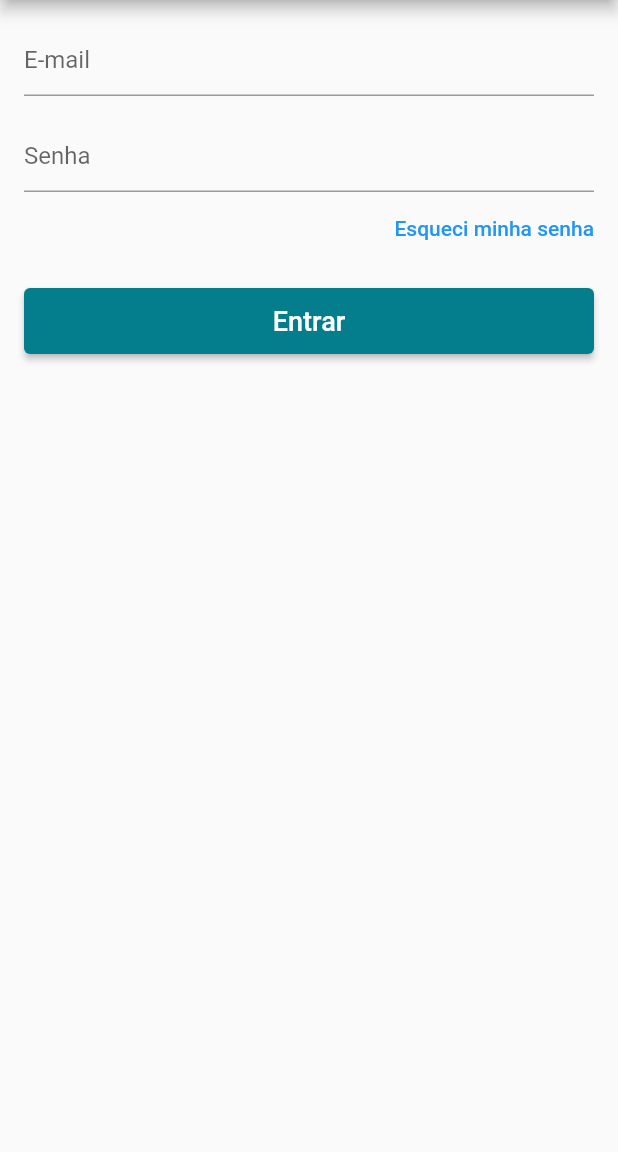
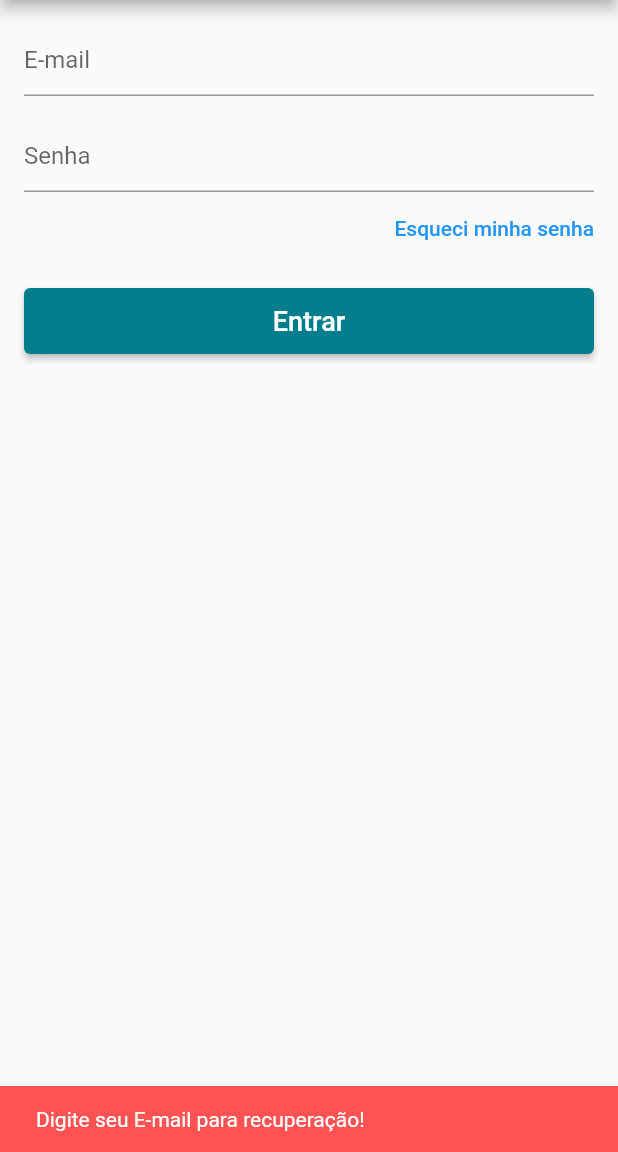
Before and after one commit to GustavoNeri02/loja_virtual, a Flutter app: the LoginScreen screen opened directly, after a tap on "Esqueci minha senha", on a phone screen of 412 x 824 dp, the part 84-1236 px from its top. Run offline on Flutter 3.47's test engine with Material 2 defaults, Android fonts, the phone set to English and light mode, and no system bars; our stand-ins replace carousel_pro, cloud_firestore, firebase_auth, transparent_image; accounts and stored records are empty.

Commit message:
Recuperando conta pelo e-mail

```diff
--- a/lib/models/user_model.dart
+++ b/lib/models/user_model.dart
@@ -69,7 +69,9 @@ class UserModel extends Model {
     notifyListeners();
   }
 
-  void recoverPass() {}
+  void recoverPass(String email) {
+    _auth.sendPasswordResetEmail(email: email);
+  }
 
   bool isLoggedIn() {
     return firebaseUser != null;
--- a/lib/screens/login_screen.dart
+++ b/lib/screens/login_screen.dart
@@ -87,7 +87,22 @@ class LoginScreen extends StatelessWidget {
                 Align(
                   alignment: Alignment.centerRight,
                   child: TextButton(
-                    onPressed: () {},
+                    onPressed: () {
+                      if(_emailController.text.isEmpty){
+                        ScaffoldMessenger.of(context).showSnackBar(SnackBar(
+                          content: Text("Digite seu E-mail para recuperação!"),
+                          backgroundColor: Colors.redAccent,
+                          duration: Duration(seconds: 2),
+                        ));
+                      }else{
+                        model.recoverPass(_emailController.text);
+                        ScaffoldMessenger.of(context).showSnackBar(SnackBar(
+                          content: Text("Confira seu E-mail!"),
+                          backgroundColor: Theme.of(context).primaryColor,
+                          duration: Duration(seconds: 2),
+                        ));
+                      }
+                    },
                     child: Text(
                       "Esqueci minha senha",
                       textAlign: TextAlign.end,
```
